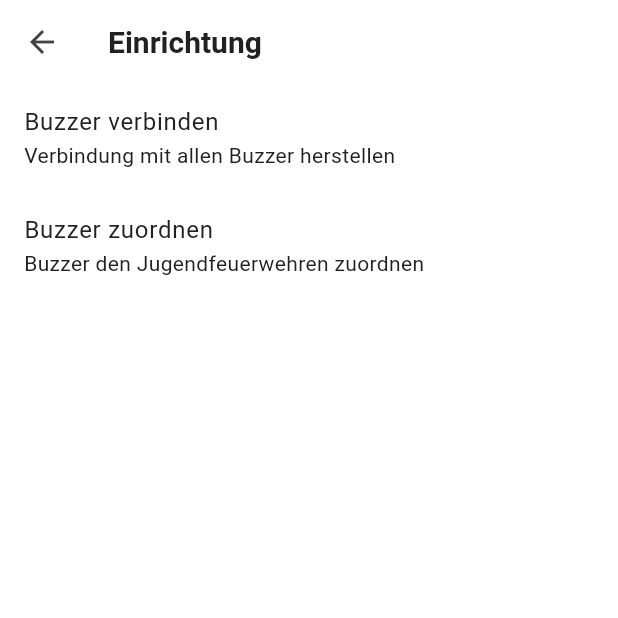
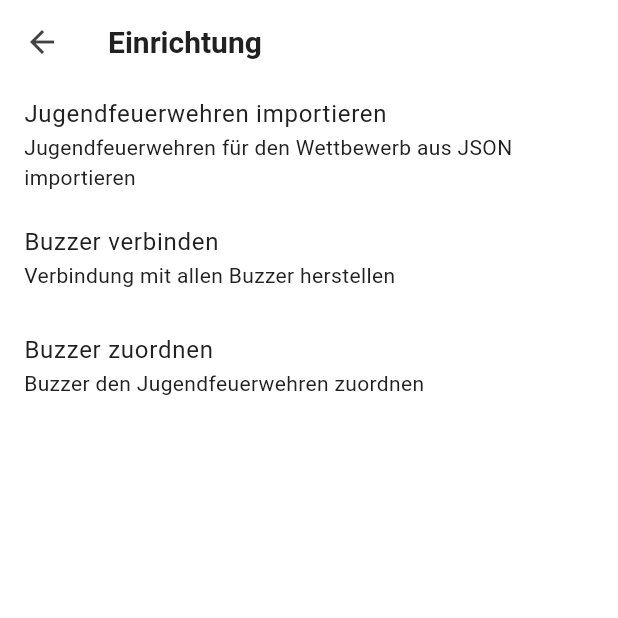
Before and after one commit to jojo-firedev/quizapp, a Flutter app: the EinrichtungPage screen opened by its route, on a phone screen of 412 x 824 dp, the top half of it. Run offline on Flutter 3.47's test engine with Material 3 defaults, Android fonts, the phone set to English and light mode, and no system bars; our stand-ins replace logger; missing offline and left inert: udp.

Commit message:
add jf import page

```diff
--- a/app/lib/main.dart
+++ b/app/lib/main.dart
@@ -1,12 +1,15 @@
 import 'package:flutter/material.dart';
 import 'package:quizapp/globals.dart';
+
 import 'package:quizapp/presentation/einrichtung/buzzer_config/buzzer_paring_page.dart';
 import 'package:quizapp/presentation/einrichtung/buzzer_config/buzzer_assignment_page.dart';
+import 'package:quizapp/presentation/einrichtung/buzzer_config/jf_assignment_page.dart';
 import 'package:quizapp/presentation/einrichtung/einrichtung_page.dart';
 import 'package:quizapp/presentation/einstellungen/einstellung_page.dart';
 import 'package:quizapp/presentation/home/home_page.dart';
 import 'package:quizapp/presentation/quiz/quiz_page.dart';
 import 'package:quizapp/presentation/quiz_master/quiz_master_page.dart';
+
 import 'package:quizapp/service/buzzer_manager_service.dart';
 import 'package:quizapp/style.dart';
 
@@ -28,6 +31,7 @@ class MyApp extends StatelessWidget {
       routes: {
         '/': (context) => const HomePage(),
         '/einrichtung': (context) => const EinrichtungPage(),
+        '/einrichtung/jf_assignment': (context) => const JfAssignmentPage(),
         '/einrichtung/buzzer_paring': (context) => const BuzzerParingPage(),
         '/einrichtung/buzzer_assignment': (context) =>
             const BuzzerAssignmentPage(),
--- a/app/lib/presentation/einrichtung/einrichtung_page.dart
+++ b/app/lib/presentation/einrichtung/einrichtung_page.dart
@@ -11,6 +11,13 @@ class EinrichtungPage extends StatelessWidget {
       ),
       body: ListView(
         children: [
+          ListTile(
+            title: const Text('Jugendfeuerwehren importieren'),
+            subtitle: const Text(
+                'Jugendfeuerwehren für den Wettbewerb aus JSON importieren'),
+            onTap: () =>
+                Navigator.of(context).pushNamed('/einrichtung/jf_assignment'),
+          ),
           ListTile(
             title: const Text('Buzzer verbinden'),
             subtitle: const Text('Verbindung mit allen Buzzer herstellen'),
```
Also changed, not shown: app/lib/presentation/einrichtung/buzzer_config/jf_assignment_page.dart (added, +48 -0 lines).
